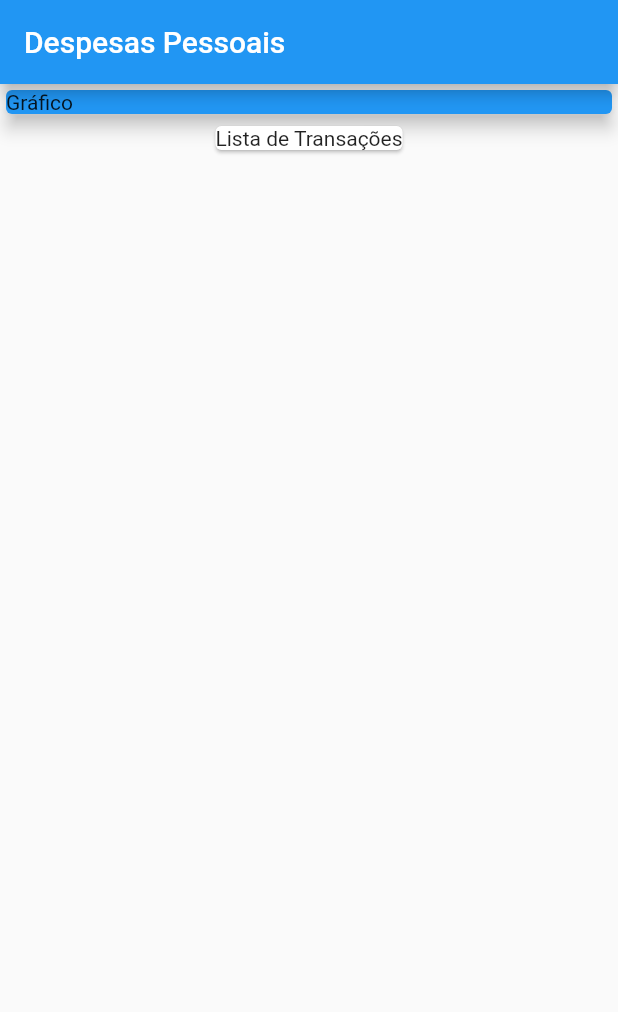
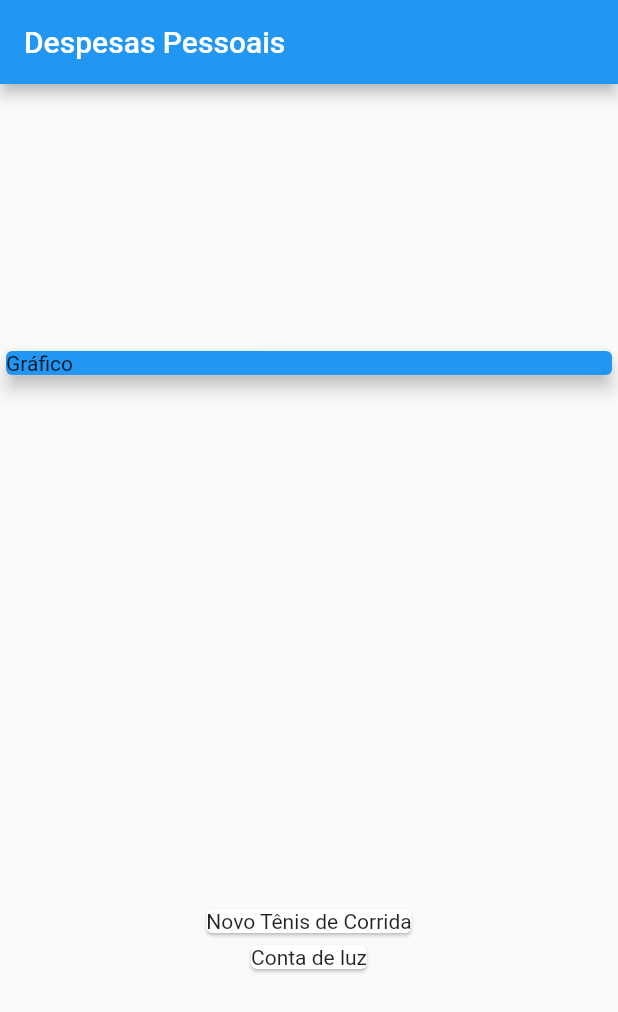
Before and after one commit to paulilio/cFlutter, a Flutter app: the screen it shows after launch, on a phone screen of 412 x 824 dp. Shown: the top 1012 px of the screen. Run offline on Flutter 3.47's test engine with Material 2 defaults, Android fonts, the phone set to English and light mode, and no system bars.

```diff
--- a/lib/main.dart
+++ b/lib/main.dart
@@ -1,3 +1,4 @@
+import 'package:expenses/models/transaction.dart';
 import 'package:flutter/material.dart';
 
 main() => runApp(const ExpensesApp());
@@ -7,12 +8,26 @@ class ExpensesApp extends StatelessWidget {
 
   @override
   Widget build(BuildContext context) {
-    return const MaterialApp(home: MyHomePage());
+    return MaterialApp(home: MyHomePage());
   }
 }
 
 class MyHomePage extends StatelessWidget {
-  const MyHomePage({super.key});
+  MyHomePage({super.key});
+
+  final List<Transaction> _transaction = [
+    Transaction(
+        id: 't1',
+        title: 'Novo Tênis de Corrida',
+        value: 310.76,
+        date: DateTime.now()),
+    Transaction(
+      id: 't2',
+      title: 'Conta de luz',
+      value: 211.30,
+      date: DateTime.now(),
+    ),
+  ];
 
   @override
   Widget build(BuildContext context) {
@@ -21,18 +36,22 @@ class MyHomePage extends StatelessWidget {
         title: const Text('Despesas Pessoais'),
       ),
       body: Column(
-        //crossAxisAlignment: CrossAxisAlignment.center,
-        children: const <Widget>[
+        mainAxisAlignment: MainAxisAlignment.spaceAround,
+        crossAxisAlignment: CrossAxisAlignment.stretch,
+        children: <Widget>[
           SizedBox(
-            width: double.infinity,
             child: Card(
               color: Colors.blue,
               elevation: 5,
               child: Text('Gráfico'),
             ),
           ),
-          Card(
-            child: Text('Lista de Transações'),
+          Column(
+            children: _transaction.map((tr) {
+              return Card(
+                child: Text(tr.title),
+              );
+            }).toList(),
           )
         ],
       ),
--- /dev/null
+++ b/lib/models/transaction.dart
@@ -0,0 +1,14 @@
+import 'package:flutter/foundation.dart';
+
+class Transaction {
+  final String id;
+  final String title;
+  final double value;
+  final DateTime date;
+
+  Transaction(
+      {required this.id,
+      required this.title,
+      required this.value,
+      required this.date});
+}
```
